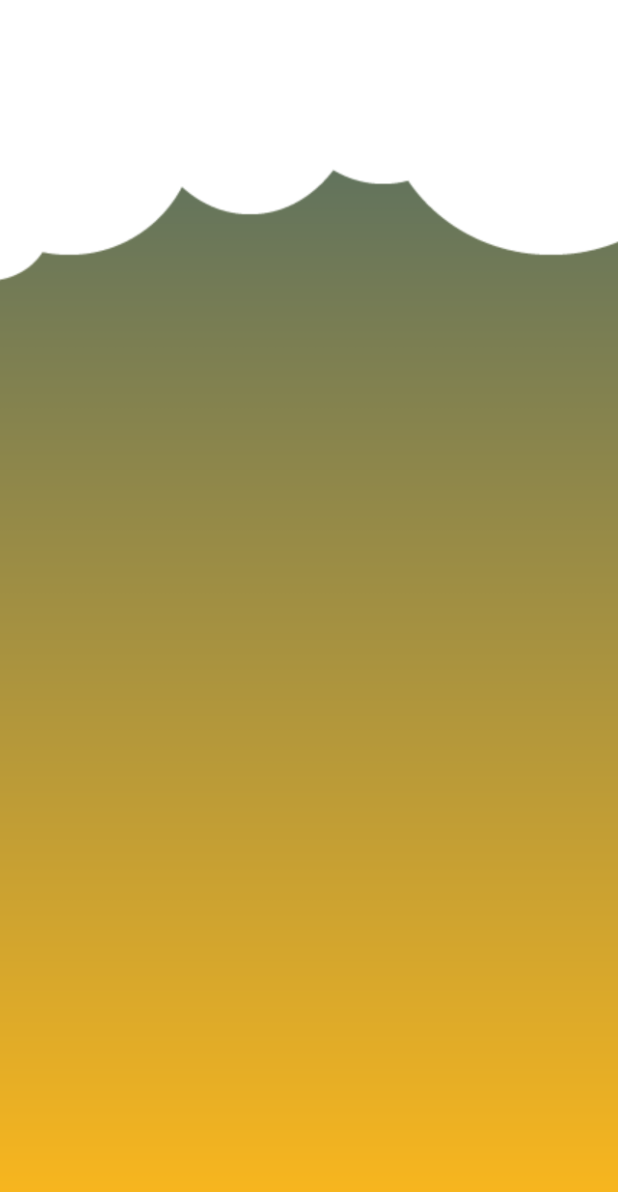
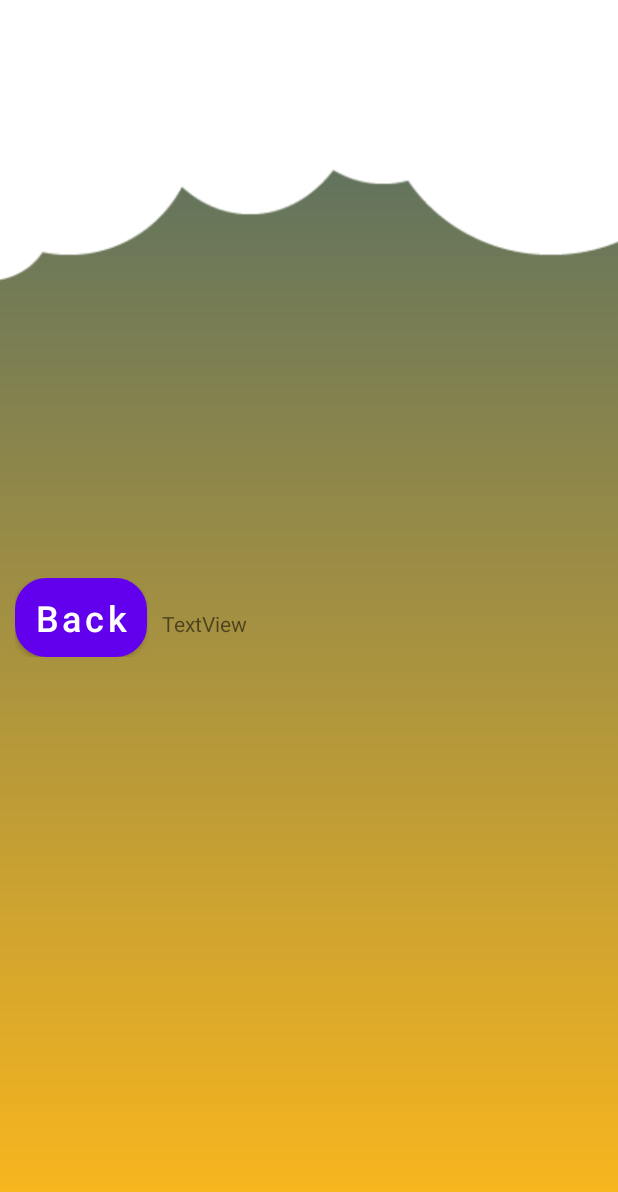
Before and after one commit to mezgoodle/QuizGame, an Android app: the Level1 screen opened directly, with no data from a screen before it, on a phone screen of 412 x 824 dp. Shown: the top 1192 px of the screen. Run offline under Robolectric (Android 15) with nearby library versions, the phone set to English and light mode, and no system bars.

Commit message:
Update universal.xml

```diff
--- a/app/src/main/res/layout/universal.xml
+++ b/app/src/main/res/layout/universal.xml
@@ -12,4 +12,47 @@
         android:layout_height="match_parent"
         android:scaleType="centerCrop"
         android:src="@drawable/level1" />
+
+    <LinearLayout
+        android:id="@+id/container1"
+        android:layout_width="match_parent"
+        android:layout_height="match_parent"
+        android:orientation="vertical"
+        android:gravity="center">
+
+        <LinearLayout
+            android:id="@+id/container2"
+            android:layout_width="match_parent"
+            android:layout_height="wrap_content"
+            android:padding="10dp"
+            android:orientation="vertical">
+
+            <LinearLayout
+                android:id="@+id/line1"
+                android:layout_width="match_parent"
+                android:layout_height="match_parent"
+                android:orientation="horizontal">
+
+                <Button
+                    android:id="@+id/button_back_level"
+                    android:layout_width="wrap_content"
+                    android:layout_height="wrap_content"
+                    android:background="@drawable/style_btn_white_blue_press"
+                    android:layout_marginRight="10dp"
+                    android:text="@string/back"
+                    android:textSize="24sp"
+                    android:paddingLeft="5dp"
+                    android:paddingRight="5dp"
+                    android:textAllCaps="false"
+                    android:textColor="@color/white"/>
+
+                <TextView
+                    android:id="@+id/text_levels"
+                    android:layout_width="wrap_content"
+                    android:layout_height="wrap_content"
+                    android:layout_weight="1"
+                    android:text="TextView" />
+            </LinearLayout>
+        </LinearLayout>
+    </LinearLayout>
 </RelativeLayout>
```
